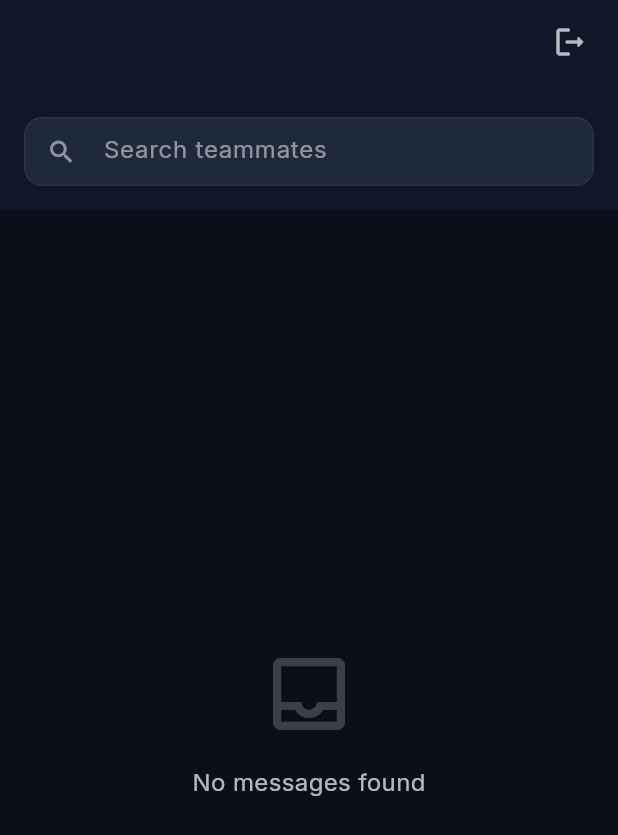
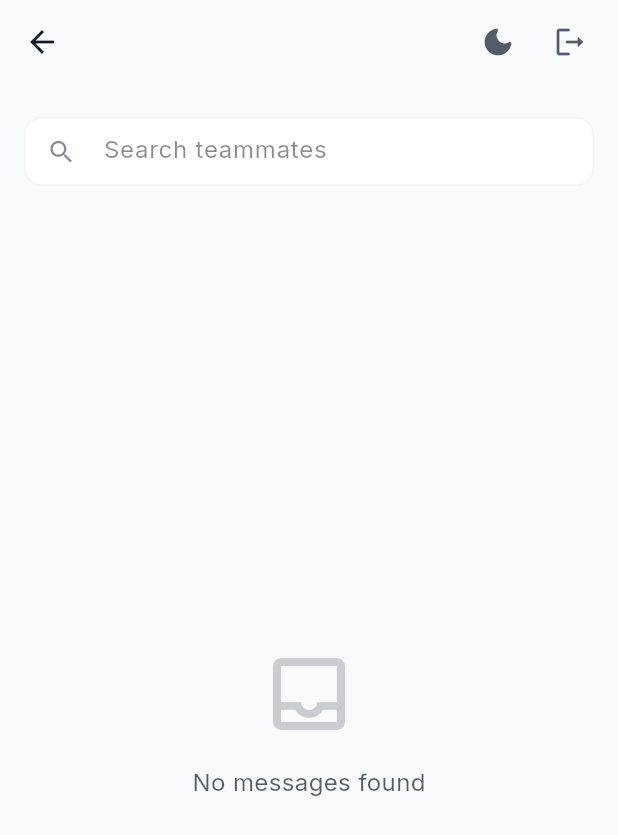
Before and after one commit to mohammadazri/SentriZK-InternalChat, a Flutter app: the UserListScreen screen opened directly with empty values, on a phone screen of 412 x 824 dp. Shown: the top 835 px of the screen. Run offline on Flutter 3.47's test engine with Material 3 defaults, Android fonts, the light colour scheme and no system bars; our stand-ins replace app_links, cloud_firestore, firebase_auth, firebase_core, firebase_messaging, firebase_storage and 5 more; missing offline and left inert: bip39, cryptography, libsignal_protocol_dart, linkify, tflite_flutter; accounts and stored records are empty; generated files the repository leaves out were written again; project files that could hold a hidden picture were left out.

Commit message:
feat(mobile): refactor UserListScreen to use dynamic Theme and add theme toggle

```diff
--- a/Frontend/mobile/lib/screens/user_list_screen.dart
+++ b/Frontend/mobile/lib/screens/user_list_screen.dart
@@ -1,5 +1,7 @@
 import 'package:flutter/material.dart';
 import 'package:cloud_firestore/cloud_firestore.dart';
+import 'package:provider/provider.dart';
+import '../providers/theme_provider.dart';
 import 'chat_screen.dart';
 import 'auth_screen.dart';
 
@@ -157,10 +159,9 @@
     );
   }
 
-  @override
   Widget build(BuildContext context) {
     return Scaffold(
-      backgroundColor: const Color(0xFF0B0F19), // Deep corporate navy
+      backgroundColor: Theme.of(context).scaffoldBackgroundColor,
       body: StreamBuilder<QuerySnapshot>(
         stream: FirebaseFirestore.instance.collection('users').snapshots(),
         builder: (context, snapshot) {
@@ -175,7 +176,7 @@
                     const SizedBox(height: 16),
                     Text(
                       'Access Restricted: ${snapshot.error}',
-                      style: const TextStyle(color: Colors.white70),
+                      style: TextStyle(color: Theme.of(context).colorScheme.onSurface.withOpacity(0.7)),
                       textAlign: TextAlign.center,
                     ),
                   ],
@@ -209,12 +210,11 @@
           return CustomScrollView(
             physics: const BouncingScrollPhysics(),
             slivers: [
-              // Premium Sliver App Bar
               SliverAppBar(
                 expandedHeight: 140.0,
                 floating: true,
                 pinned: true,
-                backgroundColor: const Color(0xFF0F172A).withOpacity(0.95), // Slate 900 Frost
+                backgroundColor: Theme.of(context).scaffoldBackgroundColor.withOpacity(0.95),
                 elevation: 0,
                 flexibleSpace: FlexibleSpaceBar(
                   titlePadding: const EdgeInsets.only(left: 20, bottom: 16),
@@ -222,10 +222,10 @@
                     mainAxisSize: MainAxisSize.min,
                     crossAxisAlignment: CrossAxisAlignment.center,
                     children: [
-                      const Text(
+                      Text(
                         'Messages',
                         style: TextStyle(
-                          color: Colors.white,
+                          color: Theme.of(context).colorScheme.onSurface,
                           fontWeight: FontWeight.w700,
                           fontSize: 22,
                           letterSpacing: -0.5,
@@ -235,14 +235,14 @@
                       Container(
                         padding: const EdgeInsets.symmetric(horizontal: 8, vertical: 2),
                         decoration: BoxDecoration(
-                          color: const Color(0xFF2563EB).withOpacity(0.2), // Cobalt Blue
+                          color: Theme.of(context).colorScheme.primary.withOpacity(0.1),
                           borderRadius: BorderRadius.circular(10),
-                          border: Border.all(color: const Color(0xFF2563EB).withOpacity(0.5)),
+                          border: Border.all(color: Theme.of(context).colorScheme.primary.withOpacity(0.3)),
                         ),
                         child: Text(
                           '$onlineCount Online',
-                          style: const TextStyle(
-                            color: Color(0xFF60A5FA),
+                          style: TextStyle(
+                            color: Theme.of(context).colorScheme.primary,
                             fontSize: 10,
                             fontWeight: FontWeight.bold,
                           ),
@@ -252,9 +252,24 @@
                   ),
                 ),
                 actions: [
+                  Consumer<ThemeProvider>(
+                    builder: (context, themeProvider, child) {
+                      final isDark = themeProvider.themeMode == ThemeMode.dark ||
+                          (themeProvider.themeMode == ThemeMode.system &&
+                              MediaQuery.of(context).platformBrightness == Brightness.dark);
+                      return IconButton(
+                        icon: Icon(
+                          isDark ? Icons.light_mode_rounded : Icons.dark_mode_rounded,
+                          color: Theme.of(context).colorScheme.onSurface.withOpacity(0.7),
+                        ),
+                        onPressed: () => themeProvider.toggleTheme(),
+                        tooltip: 'Toggle Theme',
+                      );
+                    },
+                  ),
                   IconButton(
                     tooltip: 'Logout',
-                    icon: const Icon(Icons.logout_rounded, color: Colors.white70),
+                    icon: Icon(Icons.logout_rounded, color: Theme.of(context).colorScheme.onSurface.withOpacity(0.7)),
                     onPressed: () async {
                       await _setOnlineStatus(false);
                       await _authService.logout();
@@ -286,11 +301,11 @@
                     child: Column(
                       mainAxisAlignment: MainAxisAlignment.center,
                       children: [
-                        Icon(Icons.inbox_outlined, size: 64, color: Colors.white.withOpacity(0.2)),
+                        Icon(Icons.inbox_outlined, size: 64, color: Theme.of(context).colorScheme.onSurface.withOpacity(0.2)),
                         const SizedBox(height: 16),
-                        const Text(
+                        Text(
                           'No messages found',
-                          style: TextStyle(color: Colors.white70, fontSize: 16),
+                          style: TextStyle(color: Theme.of(context).colorScheme.onSurface.withOpacity(0.7), fontSize: 16),
                         ),
                       ],
                     ),
@@ -368,18 +383,18 @@
     return Container(
       height: 46,
       decoration: BoxDecoration(
-        color: const Color(0xFF1E293B), // Slate 800
+        color: Theme.of(context).colorScheme.surface, // Slate 800
         borderRadius: BorderRadius.circular(12),
-        border: Border.all(color: Colors.white.withOpacity(0.05)),
+        border: Border.all(color: Theme.of(context).colorScheme.onSurface.withOpacity(0.05)),
       ),
       child: TextField(
         controller: controller,
         onChanged: onChanged,
-        style: const TextStyle(color: Colors.white, fontSize: 16),
+        style: TextStyle(color: Theme.of(context).colorScheme.onSurface, fontSize: 16),
         decoration: InputDecoration(
           hintText: 'Search teammates',
-          hintStyle: TextStyle(color: Colors.white.withOpacity(0.5)),
-          prefixIcon: Icon(Icons.search, color: Colors.white.withOpacity(0.5), size: 20),
+          hintStyle: TextStyle(color: Theme.of(context).colorScheme.onSurface.withOpacity(0.5)),
+          prefixIcon: Icon(Icons.search, color: Theme.of(context).colorScheme.onSurface.withOpacity(0.5), size: 20),
           border: InputBorder.none,
           contentPadding: const EdgeInsets.symmetric(horizontal: 16, vertical: 12),
         ),
@@ -413,7 +428,7 @@
   Widget build(BuildContext context) {
     return InkWell(
       onTap: onTap,
-      splashColor: const Color(0xFF2563EB).withOpacity(0.1),
+      splashColor: Theme.of(context).colorScheme.primary.withOpacity(0.1),
       highlightColor: Colors.transparent,
       child: Padding(
         padding: const EdgeInsets.symmetric(horizontal: 16, vertical: 12),
@@ -431,7 +446,7 @@
                       begin: Alignment.topLeft,
                       end: Alignment.bottomRight,
                     ),
-                    border: Border.all(color: Colors.white.withOpacity(0.1)),
+                    border: Border.all(color: Theme.of(context).colorScheme.onSurface.withOpacity(0.1)),
                   ),
                   alignment: Alignment.center,
                   child: Text(
@@ -453,7 +468,7 @@
                       color: isOnline ? const Color(0xFF10B981) : const Color(0xFF475569), // Emerald or Slate
                       shape: BoxShape.circle,
                       border: Border.all(
-                        color: const Color(0xFF0B0F19), // Match background color for cutout effect
+                        color: Theme.of(context).scaffoldBackgroundColor, // Match background color for cutout effect
                         width: 2.5,
                       ),
                     ),
@@ -472,8 +487,8 @@
                       Expanded(
                         child: Text(
                           name,
-                          style: const TextStyle(
-                            color: Colors.white,
+                          style: TextStyle(
+                            color: Theme.of(context).colorScheme.onSurface,
                             fontWeight: FontWeight.w600,
                             fontSize: 16,
                           ),
@@ -484,7 +499,7 @@
                       Text(
                         '12:45 PM', // Placeholder for dynamic timestamp integration later
                         style: TextStyle(
-                          color: Colors.white.withOpacity(0.4),
+                          color: Theme.of(context).colorScheme.onSurface.withOpacity(0.4),
                           fontSize: 12,
                         ),
                       ),
@@ -526,14 +541,14 @@
                         Icon(
                           Icons.shield_outlined,
                           size: 14,
-                          color: Colors.white.withOpacity(0.3),
+                          color: Theme.of(context).colorScheme.onSurface.withOpacity(0.3),
                         ),
                         const SizedBox(width: 4),
                         Expanded(
                           child: Text(
                             '@$username • Tap to chat',
                             style: TextStyle(
-                              color: Colors.white.withOpacity(0.5),
+                              color: Theme.of(context).colorScheme.onSurface.withOpacity(0.5),
                               fontSize: 13,
                             ),
                             maxLines: 1,
```
